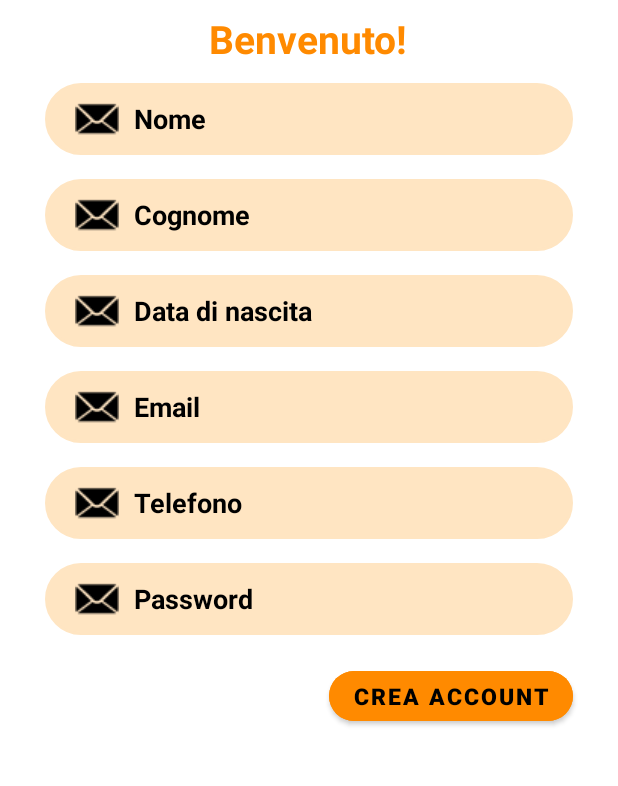
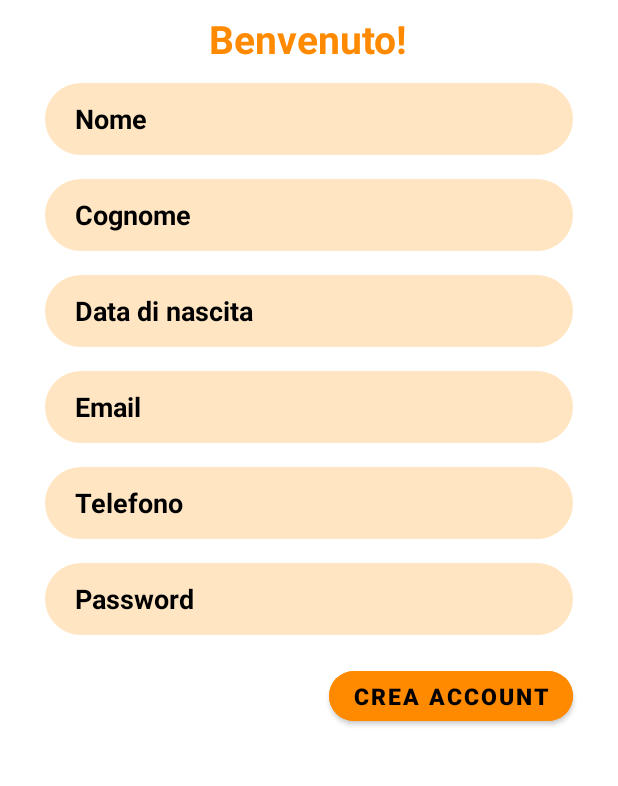
Before and after one commit to filippoarmani/ricettiamo, an Android app: the layout registration_page.xml on its own in the app's theme, with its tools: preview values and no code run, on a phone screen of 412 x 824 dp, the part 335-1121 px from its top. Run offline under Robolectric (Android 15) with nearby library versions, the phone set to English and light mode, and no system bars.

```diff
--- a/app/src/main/res/layout/registration_page.xml
+++ b/app/src/main/res/layout/registration_page.xml
@@ -40,7 +40,6 @@
 
         android:background="@drawable/edit_text_background"
         android:backgroundTint="@color/orang_w"
-        android:drawableLeft="@drawable/email_icon"
         android:paddingLeft="20dp"
         android:drawablePadding="10dp"
 
@@ -66,7 +65,6 @@
 
         android:background="@drawable/edit_text_background"
         android:backgroundTint="@color/orang_w"
-        android:drawableLeft="@drawable/email_icon"
         android:paddingLeft="20dp"
         android:drawablePadding="10dp"
 
@@ -91,7 +89,6 @@
 
         android:background="@drawable/edit_text_background"
         android:backgroundTint="@color/orang_w"
-        android:drawableLeft="@drawable/email_icon"
         android:paddingLeft="20dp"
         android:drawablePadding="10dp"
 
@@ -117,7 +114,6 @@
 
         android:background="@drawable/edit_text_background"
         android:backgroundTint="@color/orang_w"
-        android:drawableLeft="@drawable/email_icon"
         android:paddingLeft="20dp"
         android:drawablePadding="10dp"
 
@@ -142,7 +138,6 @@
 
         android:background="@drawable/edit_text_background"
         android:backgroundTint="@color/orang_w"
-        android:drawableLeft="@drawable/email_icon"
         android:paddingLeft="20dp"
         android:drawablePadding="10dp"
 
@@ -167,7 +162,6 @@
 
         android:background="@drawable/edit_text_background"
         android:backgroundTint="@color/orang_w"
-        android:drawableLeft="@drawable/email_icon"
         android:paddingLeft="20dp"
         android:drawablePadding="10dp"
 
```
